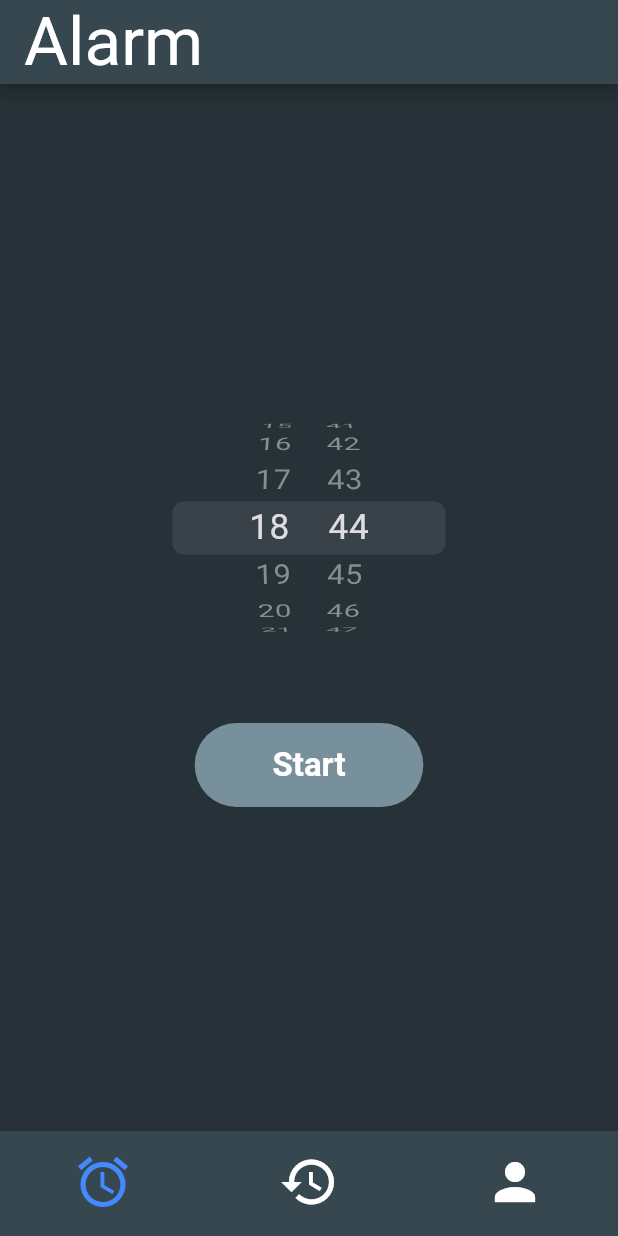
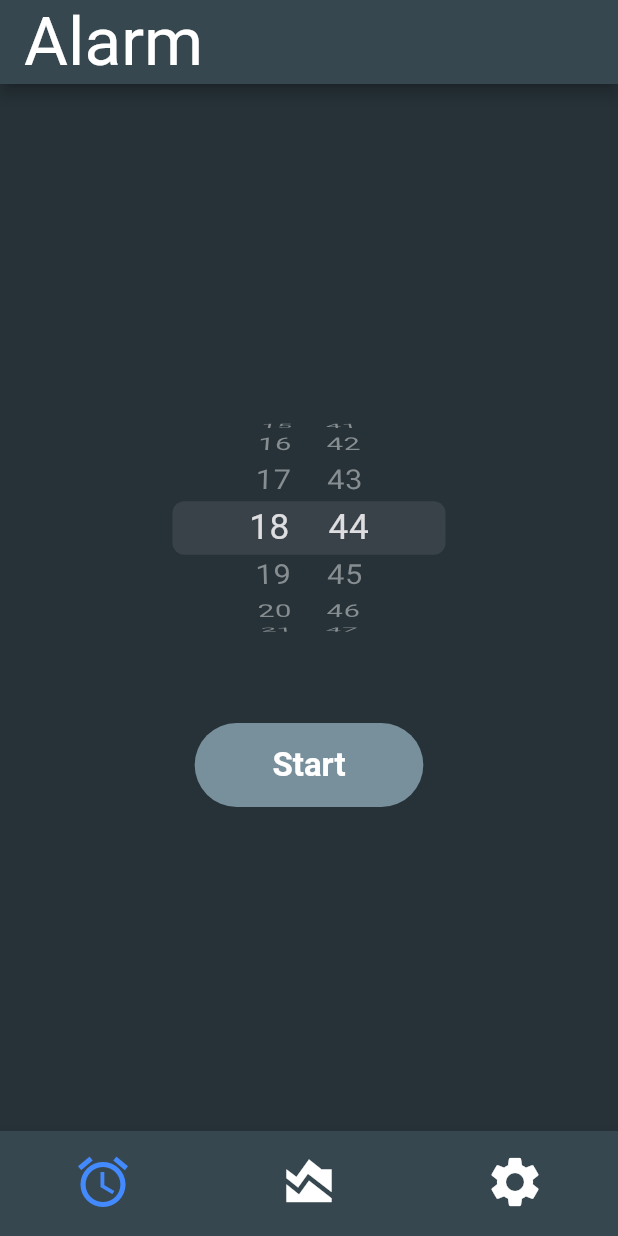
Before and after one commit to apivit45muic/Nightwise-first-project-mobile-dev, a Flutter app: the screen it shows after launch, on a phone screen of 412 x 824 dp. Run offline on Flutter 3.47's test engine with Material 2 defaults, Android fonts, the phone set to English and light mode, and no system bars; Roboto replaces fonts that are missing (Georgia).

Commit message:
add stats.dart and rename profile to setting

```diff
--- a/lib/home_screen.dart
+++ b/lib/home_screen.dart
@@ -1,4 +1,5 @@
-import 'package:firstproject/profile.dart';
+import 'package:firstproject/setting.dart';
+import 'package:firstproject/stats.dart';
 import 'package:flutter/material.dart';
 
 import 'package:firstproject/alarm.dart';
@@ -23,8 +24,8 @@ class _HomeScreenState extends State<HomeScreen> {
   @override
   Widget build(BuildContext context) {
     // TODO add more tabs here
-    final List<Widget> tabs = [AlarmScreen(), ProfileScreen(), ProfileScreen()];
-    final List<String> titles = ["Alarm", "History","Profile"];
+    final List<Widget> tabs = [AlarmScreen(), StatsScreen(), SettingScreen()];
+    final List<String> titles = ["Alarm", "Statistic","Setting"];
 
     return Scaffold(
       appBar: AppBar(
@@ -46,10 +47,10 @@ class _HomeScreenState extends State<HomeScreen> {
           _selectedIndex = i;
         });
     },
-    items: [
+    items: const [
       BottomNavigationBarItem(icon: Icon(Icons.alarm, size:40), label: "HOME", ), //will add changable icon if alarm was set later.
-      BottomNavigationBarItem(icon: Icon(Icons.history, size:40), label: "HISTORY"),
-      BottomNavigationBarItem(icon: Icon(Icons.person_sharp, size:40), label: "PROFILE"),
+      BottomNavigationBarItem(icon: Icon(Icons.area_chart, size:40), label: "STATISTIC"),
+      BottomNavigationBarItem(icon: Icon(Icons.settings, size:40), label: "SETTING"),
     ],
     ),
     body: tabs[_selectedIndex],
--- a/lib/profile.dart
+++ b/lib/setting.dart
@@ -1,13 +1,13 @@
 import 'package:flutter/material.dart';
 
-class ProfileScreen extends StatelessWidget {
+class SettingScreen extends StatelessWidget {
   @override
   Widget build(BuildContext context) {
     return MaterialApp(
-      title: 'Profile',
+      title: 'Setting',
       home: Scaffold(
         body: Container(
-          color: Theme.of(context).bottomAppBarColor,
+          color: Theme.of(context).scaffoldBackgroundColor,
         ),
       ),
     );
--- /dev/null
+++ b/lib/stats.dart
@@ -0,0 +1,15 @@
+import 'package:flutter/material.dart';
+
+class StatsScreen extends StatelessWidget {
+  @override
+  Widget build(BuildContext context) {
+    return MaterialApp(
+      title: 'Statistic',
+      home: Scaffold(
+        body: Container(
+          color: Theme.of(context).scaffoldBackgroundColor,
+        ),
+      ),
+    );
+  }
+}
```
